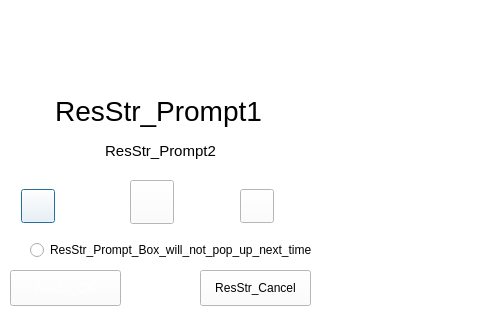
Qt form cpath/animationdlg.ui (lzk/statusmonitor) before a commit; both pictures show x 160 to 640 and y 480 to 800 of the 640 by 800 pixel window.
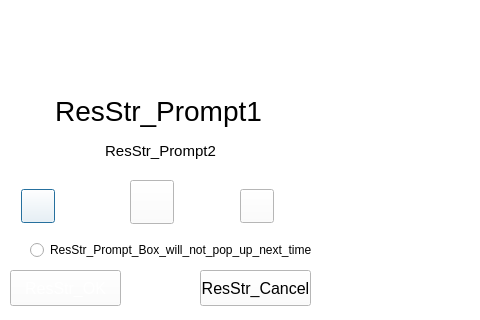
The same form after that commit. Icons and pictures are not drawn.

Diff of the .ui file:
```diff
--- a/cpath/animationdlg.ui
+++ b/cpath/animationdlg.ui
@@ -61,6 +61,11 @@
      <height>36</height>
     </rect>
    </property>
+   <property name="font">
+    <font>
+     <pointsize>12</pointsize>
+    </font>
+   </property>
    <property name="styleSheet">
     <string notr="true">QPushButton{
 border-image:url(:/Images/Btn_Gray.png);
@@ -194,6 +199,11 @@
      <height>36</height>
     </rect>
    </property>
+   <property name="font">
+    <font>
+     <pointsize>12</pointsize>
+    </font>
+   </property>
    <property name="styleSheet">
     <string notr="true">QPushButton{
 	border-image:url(:/Images/Btn_Green.png);
```
